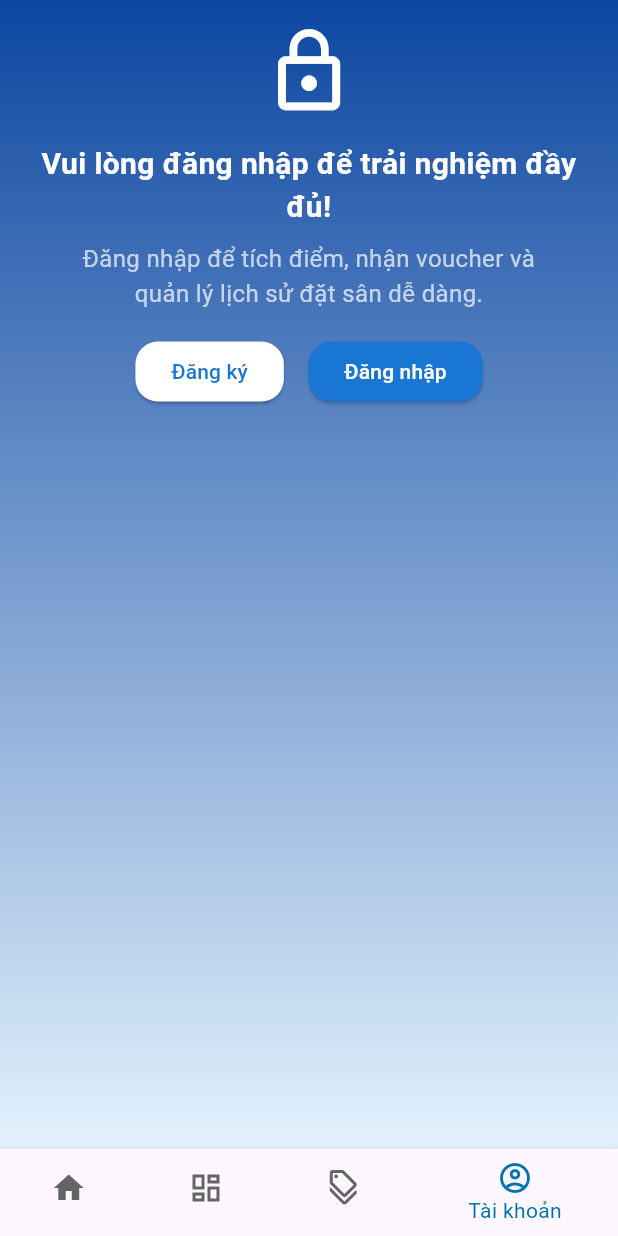
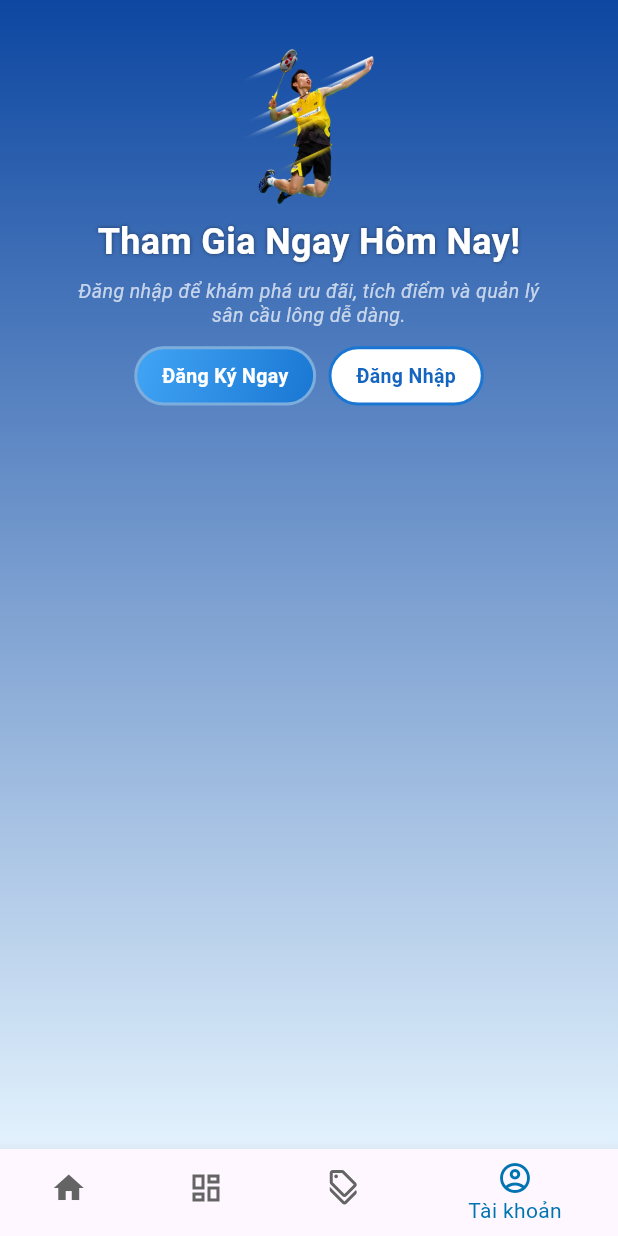
Before and after one commit to nghuuan2803/flutter_focusbadminton, a Flutter app: the screen it shows after launch, item 4 of the bottom bar chosen, on a phone screen of 412 x 824 dp. Run offline on Flutter 3.47's test engine with Material 3 defaults, Android fonts, the phone set to English and light mode, and no system bars; drawn by our look-alikes of flutter_animate; our stand-ins replace app_links, carousel_slider, google_sign_in, image_picker, shared_preferences; missing offline and left inert: signalr_netcore; network calls fail.

Commit message:
DONE: Register, Login

```diff
--- a/lib/screens/profile_screen.dart
+++ b/lib/screens/profile_screen.dart
@@ -4,6 +4,7 @@
 import 'package:focus_badminton/screens/personal_info.dart';
 import 'package:focus_badminton/screens/register_screen.dart';
 import 'package:image_picker/image_picker.dart';
+import 'package:flutter_animate/flutter_animate.dart';
 import 'dart:io';
 
 import 'booking_history_screen.dart';
@@ -17,7 +18,6 @@
 
 class _ProfileScreenState extends State<ProfileScreen> {
   final int memberId = 1;
-  // Hàm chọn ảnh từ thư viện
   File? _profileImage;
   bool _isLoggedIn = false;
 
@@ -27,9 +27,9 @@
     _checkLoginStatus();
   }
 
+  // Kiểm tra trạng thái đăng nhập
   Future<void> _checkLoginStatus() async {
     final isLoggedIn = await AuthService.isLoggedIn();
-    final userInfo = await AuthService.getUserInfo();
     setState(() {
       _isLoggedIn = isLoggedIn;
     });
@@ -66,6 +66,7 @@
             SliverAppBar(
               backgroundColor: Colors.transparent,
               elevation: 0,
+              automaticallyImplyLeading: false, // Ẩn nút Back
               expandedHeight: screenHeight * 0.35,
               flexibleSpace: FlexibleSpaceBar(
                 background: Padding(
@@ -107,7 +108,8 @@
                             Navigator.push(
                               context,
                               MaterialPageRoute(
-                                  builder: (context) => PersonalInfoScreen()),
+                                  builder: (context) =>
+                                      const PersonalInfoScreen()),
                             );
                           },
                           screenWidth: screenWidth,
@@ -197,6 +199,16 @@
 
   Widget _buildLoggedInHeader(
       double screenWidth, double screenHeight, bool isTablet) {
+    return FutureBuilder<Map<String, dynamic>?>(
+      future: AuthService.getUserInfo(),
+      builder: (context, snapshot) {
+        if (snapshot.connectionState == ConnectionState.waiting) {
+          return const Center(child: CircularProgressIndicator());
+        }
+
+        final userInfo = snapshot.data ??
+            {'name': 'Unknown', 'email': 'Unknown', 'avatar': ''};
+
         return Column(
           mainAxisAlignment: MainAxisAlignment.center,
           children: [
@@ -205,33 +217,16 @@
               child: Stack(
                 alignment: Alignment.bottomRight,
                 children: [
-              FutureBuilder<Map<String, dynamic>?>(
-                future: AuthService.getUserInfo(),
-                builder: (context, snapshot) {
-                  if (snapshot.connectionState == ConnectionState.waiting) {
-                    return CircularProgressIndicator();
-                  }
-                  if (snapshot.hasError) {
-                    print("Error loading userInfo: ${snapshot.error}");
-                    return Icon(Icons.error,
-                        size: screenWidth * 0.15, color: Colors.red);
-                  }
-                  if (snapshot.hasData) {
-                    final userInfo = snapshot.data!;
-                    print("Displaying avatar: ${userInfo['avatar']}"); // Debug
-                    return CircleAvatar(
+                  CircleAvatar(
                     radius: isTablet ? screenWidth * 0.1 : screenWidth * 0.14,
                     backgroundColor: Colors.white,
                     backgroundImage: _profileImage != null
                         ? FileImage(_profileImage!)
-                          : (userInfo['avatar'] != null &&
-                                  userInfo['avatar'].isNotEmpty
-                              ? NetworkImage(userInfo['avatar'])
-                                  as ImageProvider
+                        : (userInfo['avatar']?.isNotEmpty ?? false
+                            ? NetworkImage(userInfo['avatar']) as ImageProvider
                             : null),
                     child: _profileImage == null &&
-                              (userInfo['avatar'] == null ||
-                                  userInfo['avatar'].isEmpty)
+                            (userInfo['avatar']?.isEmpty ?? true)
                         ? Icon(
                             Icons.person,
                             size: isTablet
@@ -240,11 +235,6 @@
                             color: Colors.blue[700],
                           )
                         : null,
-                    );
-                  }
-                  return Icon(Icons.error,
-                      size: screenWidth * 0.15, color: Colors.red);
-                },
                   ),
                   Container(
                     padding: EdgeInsets.all(screenWidth * 0.015),
@@ -262,16 +252,6 @@
               ),
             ),
             SizedBox(height: screenHeight * 0.02),
-        FutureBuilder<Map<String, dynamic>?>(
-          future: AuthService.getUserInfo(),
-          builder: (context, snapshot) {
-            if (snapshot.connectionState == ConnectionState.waiting) {
-              return CircularProgressIndicator();
-            }
-            if (snapshot.hasData) {
-              final userInfo = snapshot.data!;
-              return Column(
-                children: [
             Text(
               userInfo['name'] ?? 'Unknown',
               style: TextStyle(
@@ -289,85 +269,154 @@
             ),
           ],
         );
-            }
-            return Text("Error loading user info",
-                style: TextStyle(color: Colors.red));
       },
-        ),
-      ],
     );
   }
 
   Widget _buildNotLoggedInHeader(double screenWidth, double screenHeight) {
-    return Column(
+    return Container(
+      padding: EdgeInsets.symmetric(
+          horizontal: screenWidth * 0.06,
+          vertical: screenHeight * 0.02), // Giảm từ 0.06 xuống 0.02
+      child: Column(
+        mainAxisAlignment: MainAxisAlignment.center,
+        crossAxisAlignment: CrossAxisAlignment.center,
+        children: [
+          // Hình minh họa
+          Image.asset(
+            'assets/images/NotLoggedInImage.png', // Thay bằng tên file của bạn
+            width: screenWidth * 0.25, // Giảm từ 0.3 xuống 0.25
+            height: screenWidth * 0.25,
+            fit: BoxFit.contain,
+          )
+              .animate()
+              .fadeIn(duration: Duration(milliseconds: 800))
+              .scaleX(begin: 0.8)
+              .scaleY(begin: 0.8),
+
+          SizedBox(height: screenHeight * 0.01),
+
+          // Tiêu đề
+          const Text(
+            'Tham Gia Ngay Hôm Nay!',
+            style: TextStyle(
+              fontSize: 24, // Giảm từ 26 xuống 24
+              fontWeight: FontWeight.bold,
+              color: Colors.white,
+              shadows: [
+                Shadow(
+                  color: Colors.black45,
+                  blurRadius: 3,
+                  offset: Offset(0.1, 0.1),
+                ),
+              ],
+            ),
+            textAlign: TextAlign.center,
+          ).animate().fadeIn(
+              duration: Duration(milliseconds: 1000),
+              delay: Duration(milliseconds: 200)),
+
+          SizedBox(height: screenHeight * 0.01), // Giảm từ 0.015 xuống 0.01
+
+          // Mô tả
+          const Text(
+            'Đăng nhập để khám phá ưu đãi, tích điểm và quản lý sân cầu lông dễ dàng.',
+            style: TextStyle(
+              fontSize: 13, // Giảm từ 14 xuống 13
+              color: Colors.white70,
+              height: 1.2, // Giảm từ 1.3 xuống 1.2
+              fontStyle: FontStyle.italic,
+            ),
+            textAlign: TextAlign.center,
+          ).animate().fadeIn(
+              duration: Duration(milliseconds: 1200),
+              delay: Duration(milliseconds: 400)),
+
+          SizedBox(height: screenHeight * 0.015), // Giảm từ 0.02 xuống 0.015
+
+          // Nút hành động
+          Row(
             mainAxisAlignment: MainAxisAlignment.center,
             children: [
-        Icon(
-          Icons.lock_outline,
-          size: screenWidth * 0.15,
-          color: Colors.white,
+              // Nút Đăng ký
+              GestureDetector(
+                onTap: () {
+                  Navigator.push(
+                    context,
+                    MaterialPageRoute(builder: (context) => const Register()),
+                  ).then((_) => _checkLoginStatus());
+                },
+                child: Container(
+                  padding: EdgeInsets.symmetric(
+                    horizontal: screenWidth * 0.04, // Giảm từ 0.05 xuống 0.04
+                    vertical: screenHeight * 0.01, // Giảm từ 0.012 xuống 0.01
                   ),
-        SizedBox(height: screenHeight * 0.02),
-        Text(
-          'Vui lòng đăng nhập để trải nghiệm đầy đủ!',
+                  decoration: BoxDecoration(
+                    gradient: LinearGradient(
+                      colors: [Colors.blue[400]!, Colors.blue[700]!],
+                      begin: Alignment.topLeft,
+                      end: Alignment.bottomRight,
+                    ),
+                    border: Border.all(
+                        color: const Color.fromARGB(255, 125, 173, 221)!,
+                        width: 2),
+                    borderRadius: BorderRadius.circular(25),
+                  ),
+                  child: const Text(
+                    'Đăng Ký Ngay',
                     style: TextStyle(
-            fontSize: 20,
+                      fontSize: 13, // Giảm từ 14 xuống 13
                       fontWeight: FontWeight.bold,
                       color: Colors.white,
                     ),
-          textAlign: TextAlign.center,
-        ),
-        SizedBox(height: screenHeight * 0.01),
-        Padding(
-          padding: EdgeInsets.symmetric(horizontal: screenWidth * 0.05),
-          child: Text(
-            'Đăng nhập để tích điểm, nhận voucher và quản lý lịch sử đặt sân dễ dàng.',
-            style: TextStyle(
-              fontSize: 16,
-              color: Colors.white70,
-            ),
-            textAlign: TextAlign.center,
                   ),
                 ),
-        SizedBox(height: screenHeight * 0.02),
-        Row(
-          mainAxisAlignment: MainAxisAlignment.center,
-          children: [
-            ElevatedButton(
-              onPressed: () {
+              )
+                  .animate()
+                  .fadeIn(
+                      duration: Duration(milliseconds: 800),
+                      delay: Duration(milliseconds: 600))
+                  .moveY(begin: 10), // Giảm từ 15 xuống 10
+
+              SizedBox(width: screenWidth * 0.02), // Giảm từ 0.03 xuống 0.02
+
+              // Nút Đăng nhập
+              GestureDetector(
+                onTap: () {
                   Navigator.push(
                     context,
-                  MaterialPageRoute(builder: (context) => Register()),
-                );
+                    MaterialPageRoute(builder: (context) => const Login()),
+                  ).then((_) => _checkLoginStatus());
                 },
-              style: ElevatedButton.styleFrom(
-                backgroundColor: Colors.white,
-                foregroundColor: Colors.blue[700],
-                shape: RoundedRectangleBorder(
-                    borderRadius: BorderRadius.circular(15)),
+                child: Container(
+                  padding: EdgeInsets.symmetric(
+                    horizontal: screenWidth * 0.04, // Giảm từ 0.05 xuống 0.04
+                    vertical: screenHeight * 0.01, // Giảm từ 0.012 xuống 0.01
                   ),
-              child: const Text('Đăng ký'),
+                  decoration: BoxDecoration(
+                    color: Colors.white,
+                    borderRadius: BorderRadius.circular(25),
+                    border: Border.all(color: Colors.blue[700]!, width: 2),
                   ),
-            SizedBox(width: screenWidth * 0.04),
-            ElevatedButton(
-              onPressed: () async {
-                Navigator.push(
-                  context,
-                  MaterialPageRoute(builder: (context) => Login()),
-                ).then((_) =>
-                    _checkLoginStatus()); // Cập nhật trạng thái sau khi đăng nhập
-              },
-              style: ElevatedButton.styleFrom(
-                backgroundColor: Colors.blue[700],
-                foregroundColor: Colors.white,
-                shape: RoundedRectangleBorder(
-                    borderRadius: BorderRadius.circular(15)),
+                  child: Text(
+                    'Đăng Nhập',
+                    style: TextStyle(
+                      fontSize: 13, // Giảm từ 14 xuống 13
+                      fontWeight: FontWeight.bold,
+                      color: Colors.blue[800],
                     ),
-              child: const Text('Đăng nhập'),
+                  ),
+                ),
+              )
+                  .animate()
+                  .fadeIn(
+                      duration: Duration(milliseconds: 800),
+                      delay: Duration(milliseconds: 600))
+                  .moveY(begin: 10), // Giảm từ 15 xuống 10
+            ],
           ),
         ],
       ),
-      ],
     );
   }
 
@@ -388,11 +437,8 @@
         style: TextStyle(
             fontSize: screenWidth * 0.045, fontWeight: FontWeight.w500),
       ),
-      trailing: Icon(
-        Icons.arrow_forward_ios,
-        size: screenWidth * 0.04,
-        color: Colors.grey,
-      ),
+      trailing: Icon(Icons.arrow_forward_ios,
+          size: screenWidth * 0.04, color: Colors.grey),
       onTap: onTap,
       contentPadding: EdgeInsets.symmetric(vertical: screenWidth * 0.01),
     );
--- a/pubspec.yaml
+++ b/pubspec.yaml
@@ -7,6 +7,7 @@
   sdk: ^3.6.0
 
 dependencies:
+  flutter_animate: ^4.5.0
   flutter:
     sdk: flutter
   google_maps_flutter: ^2.10.0
```
Also changed, not shown: lib/api_services/auth_service.dart (+19 -21 lines), lib/screens/login_screen.dart (+54 -47 lines), lib/screens/register_screen.dart (+170 -66 lines), assets/images/NotLoggedInImage.png (added). Lines whose indentation alone changed are shown as unchanged.
